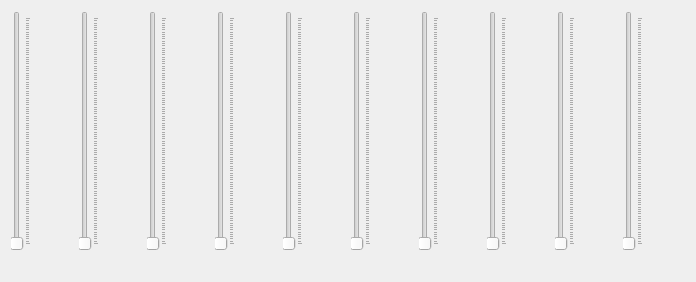
Qt form widget.ui (Zakhrov/WebPhonon) before a commit.
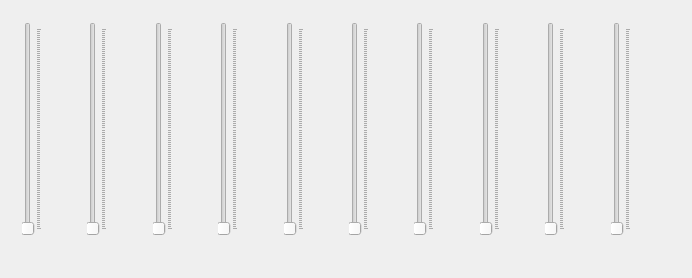
The same form after that commit.

Commit message: fix equalizer on backends that dont support it

What changed in the file:
```diff
--- a/widget.ui
+++ b/widget.ui
@@ -6,15 +6,18 @@
    <rect>
     <x>0</x>
     <y>0</y>
-    <width>696</width>
-    <height>282</height>
+    <width>692</width>
+    <height>278</height>
    </rect>
   </property>
   <property name="windowTitle">
    <string>Widget</string>
   </property>
-  <layout class="QHBoxLayout" name="horizontalLayout">
-   <item>
+  <layout class="QGridLayout" name="gridLayout_3">
+   <item row="0" column="0">
+    <widget class="QWidget" name="widget" native="true">
+     <layout class="QGridLayout" name="gridLayout">
+      <item row="0" column="0">
     <layout class="QVBoxLayout" name="verticalLayout">
      <item>
       <widget class="QSlider" name="horizontalSlider">
@@ -38,7 +41,7 @@
      </item>
     </layout>
    </item>
-   <item>
+      <item row="0" column="1">
     <layout class="QVBoxLayout" name="verticalLayout_2">
      <item>
       <widget class="QSlider" name="horizontalSlider_2">
@@ -62,7 +65,7 @@
      </item>
     </layout>
    </item>
-   <item>
+      <item row="0" column="2">
     <layout class="QVBoxLayout" name="verticalLayout_3">
      <item>
       <widget class="QSlider" name="horizontalSlider_3">
@@ -86,7 +89,7 @@
      </item>
     </layout>
    </item>
-   <item>
+      <item row="0" column="3">
     <layout class="QVBoxLayout" name="verticalLayout_4">
      <item>
       <widget class="QSlider" name="horizontalSlider_4">
@@ -110,7 +113,7 @@
      </item>
     </layout>
    </item>
-   <item>
+      <item row="0" column="4">
     <layout class="QVBoxLayout" name="verticalLayout_5">
      <item>
       <widget class="QSlider" name="horizontalSlider_5">
@@ -134,7 +137,7 @@
      </item>
     </layout>
    </item>
-   <item>
+      <item row="0" column="5">
     <layout class="QVBoxLayout" name="verticalLayout_6">
      <item>
       <widget class="QSlider" name="horizontalSlider_6">
@@ -158,7 +161,7 @@
      </item>
     </layout>
    </item>
-   <item>
+      <item row="0" column="6">
     <layout class="QVBoxLayout" name="verticalLayout_7">
      <item>
       <widget class="QSlider" name="horizontalSlider_7">
@@ -182,7 +185,7 @@
      </item>
     </layout>
    </item>
-   <item>
+      <item row="0" column="7">
     <layout class="QVBoxLayout" name="verticalLayout_8">
      <item>
       <widget class="QSlider" name="horizontalSlider_8">
@@ -206,7 +209,7 @@
      </item>
     </layout>
    </item>
-   <item>
+      <item row="0" column="8">
     <layout class="QVBoxLayout" name="verticalLayout_9">
      <item>
       <widget class="QSlider" name="horizontalSlider_9">
@@ -230,7 +233,7 @@
      </item>
     </layout>
    </item>
-   <item>
+      <item row="0" column="9">
     <layout class="QVBoxLayout" name="verticalLayout_10">
      <item>
       <widget class="QSlider" name="horizontalSlider_10">
@@ -253,6 +256,12 @@
       </widget>
      </item>
     </layout>
+      </item>
+     </layout>
+    </widget>
+   </item>
+   <item row="1" column="0">
+    <layout class="QGridLayout" name="gridLayout_2"/>
    </item>
   </layout>
  </widget>
```
Lines whose indentation alone changed are shown as unchanged. The commit also changes 1 other file.
